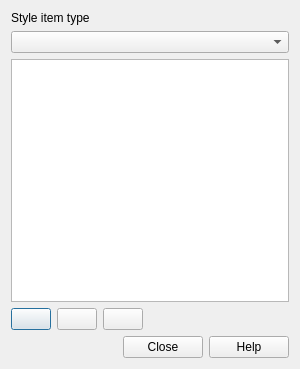
Above: qgis/src/ui/qgsstylev2managerdialogbase.ui from sourcepole/qgis before the change. Below: the same form after it.
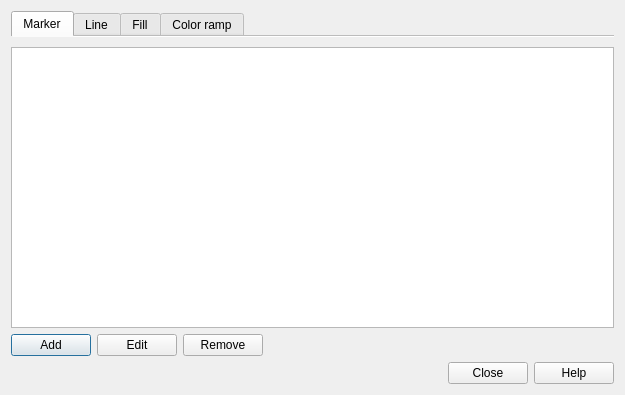
That is the form after the change. Icons and pictures are not drawn.

Commit message: Better style manager dialog with icons from Robert Szczepanek.

```diff
--- a/qgis/src/ui/qgsstylev2managerdialogbase.ui
+++ b/qgis/src/ui/qgsstylev2managerdialogbase.ui
@@ -6,29 +6,104 @@
    <rect>
     <x>0</x>
     <y>0</y>
-    <width>300</width>
-    <height>369</height>
+    <width>625</width>
+    <height>395</height>
    </rect>
   </property>
   <property name="windowTitle">
    <string>Style Manager</string>
   </property>
-  <layout class="QVBoxLayout">
+  <layout class="QVBoxLayout" name="verticalLayout">
    <item>
-    <widget class="QLabel" name="label">
-     <property name="text">
-      <string>Style item type</string>
+    <widget class="QTabWidget" name="tabItemType">
+     <property name="sizePolicy">
+      <sizepolicy hsizetype="Expanding" vsizetype="Expanding">
+       <horstretch>0</horstretch>
+       <verstretch>0</verstretch>
+      </sizepolicy>
      </property>
      <property name="buddy">
       <cstring>cboItemType</cstring>
      </property>
+     <property name="iconSize">
+      <size>
+       <width>22</width>
+       <height>22</height>
+      </size>
+     </property>
+     <property name="documentMode">
+      <bool>true</bool>
+     </property>
+     <widget class="QWidget" name="tabMarker">
+      <property name="sizePolicy">
+       <sizepolicy hsizetype="Preferred" vsizetype="Ignored">
+        <horstretch>0</horstretch>
+        <verstretch>0</verstretch>
+       </sizepolicy>
+      </property>
+      <attribute name="icon">
+       <iconset resource="../../images/images.qrc">
+        <normaloff>:/images/themes/default/styleicons/style-point.png</normaloff>:/images/themes/default/styleicons/style-point.png</iconset>
+      </attribute>
+      <attribute name="title">
+       <string>Marker</string>
+      </attribute>
+     </widget>
+     <widget class="QWidget" name="tabLine">
+      <property name="sizePolicy">
+       <sizepolicy hsizetype="Preferred" vsizetype="Ignored">
+        <horstretch>0</horstretch>
+        <verstretch>0</verstretch>
+       </sizepolicy>
+      </property>
+      <attribute name="icon">
+       <iconset resource="../../images/images.qrc">
+        <normaloff>:/images/themes/default/styleicons/style-line.png</normaloff>:/images/themes/default/styleicons/style-line.png</iconset>
+      </attribute>
+      <attribute name="title">
+       <string>Line</string>
+      </attribute>
+     </widget>
+     <widget class="QWidget" name="tabFill">
+      <property name="sizePolicy">
+       <sizepolicy hsizetype="Preferred" vsizetype="Ignored">
+        <horstretch>0</horstretch>
+        <verstretch>0</verstretch>
+       </sizepolicy>
+      </property>
+      <attribute name="icon">
+       <iconset resource="../../images/images.qrc">
+        <normaloff>:/images/themes/default/styleicons/style-polygon.png</normaloff>:/images/themes/default/styleicons/style-polygon.png</iconset>
+      </attribute>
+      <attribute name="title">
+       <string>Fill</string>
+      </attribute>
+     </widget>
+     <widget class="QWidget" name="tabColorRamp">
+      <property name="sizePolicy">
+       <sizepolicy hsizetype="Preferred" vsizetype="Ignored">
+        <horstretch>0</horstretch>
+        <verstretch>0</verstretch>
+       </sizepolicy>
+      </property>
+      <attribute name="icon">
+       <iconset resource="../../images/images.qrc">
+        <normaloff>:/images/themes/default/styleicons/color.png</normaloff>:/images/themes/default/styleicons/color.png</iconset>
+      </attribute>
+      <attribute name="title">
+       <string>Color ramp</string>
+      </attribute>
+     </widget>
     </widget>
    </item>
-   <item>
-    <widget class="QComboBox" name="cboItemType"/>
-   </item>
    <item>
     <widget class="QListView" name="listItems">
+     <property name="sizePolicy">
+      <sizepolicy hsizetype="Expanding" vsizetype="Expanding">
+       <horstretch>0</horstretch>
+       <verstretch>3</verstretch>
+      </sizepolicy>
+     </property>
      <property name="editTriggers">
       <set>QAbstractItemView::EditKeyPressed|QAbstractItemView::SelectedClicked</set>
      </property>
@@ -59,6 +134,9 @@
        <property name="toolTip">
         <string>Add item</string>
        </property>
+       <property name="text">
+        <string>Add</string>
+       </property>
       </widget>
      </item>
      <item>
@@ -66,6 +144,9 @@
        <property name="toolTip">
         <string>Edit item</string>
        </property>
+       <property name="text">
+        <string>Edit</string>
+       </property>
       </widget>
      </item>
      <item>
@@ -73,6 +154,9 @@
        <property name="toolTip">
         <string>Remove item</string>
        </property>
+       <property name="text">
+        <string>Remove</string>
+       </property>
       </widget>
      </item>
      <item>
```
Left out of the diff: 9 changed lines with no effect on the pictures. The commit also changes 6 other files.
